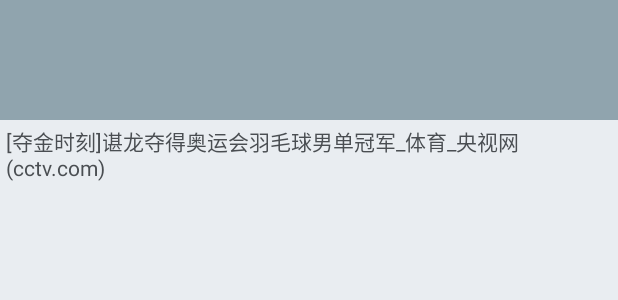
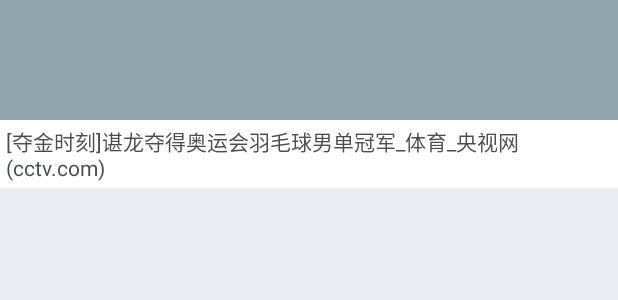
Before and after one commit to mingyong/Sicilly, an Android app: the layout item_photo.xml on its own in the app's theme, with its tools: preview values and no code run, on a phone screen of 412 x 824 dp. Shown: the top 300 px of the screen. Run offline under Robolectric (Android 15) with nearby library versions, the phone set to English and light mode, and no system bars.

Commit message:
PhotoFragment样式调整

```diff
--- a/app/src/main/java/xyz/shaohui/sicilly/views/activities/UserActivity.java
+++ b/app/src/main/java/xyz/shaohui/sicilly/views/activities/UserActivity.java
@@ -147,7 +147,7 @@ public class UserActivity extends BaseActivity {
                 .load(user.getProfile_image_url_large())
                 .into(avatar);
         Glide.with(this)
-                .load(user.getProfile_image_url())
+                .load(user.getProfile_background_image_url())
                 .into(userBackground);
 
     }
--- a/app/src/main/java/xyz/shaohui/sicilly/views/adapters/UserPhotoAdapter.java
+++ b/app/src/main/java/xyz/shaohui/sicilly/views/adapters/UserPhotoAdapter.java
@@ -17,6 +17,7 @@ import butterknife.ButterKnife;
 import uk.co.senab.photoview.PhotoView;
 import xyz.shaohui.sicilly.R;
 import xyz.shaohui.sicilly.data.models.Status;
+import xyz.shaohui.sicilly.utils.HtmlUtils;
 
 /**
  * Created by shaohui on 16/8/21.
@@ -40,7 +41,7 @@ public class UserPhotoAdapter extends RecyclerView.Adapter<UserPhotoAdapter.Phot
         Status status = statusList.get(position);
         Context context = holder.parent.getContext();
 
-        holder.text.setText(status.getText());
+        holder.text.setText(HtmlUtils.cleanAllTag(status.getText()));
         Glide.with(context)
                 .load(status.getPhoto().getImageurl())
                 .into(holder.image);
--- a/app/src/main/java/xyz/shaohui/sicilly/views/fragments/PhotoListFragment.java
+++ b/app/src/main/java/xyz/shaohui/sicilly/views/fragments/PhotoListFragment.java
@@ -5,6 +5,7 @@ import android.net.Uri;
 import android.os.Bundle;
 import android.support.annotation.Nullable;
 import android.support.v4.app.Fragment;
+import android.support.v7.widget.StaggeredGridLayoutManager;
 import android.view.LayoutInflater;
 import android.view.View;
 import android.view.ViewGroup;
@@ -17,6 +18,7 @@ import butterknife.ButterKnife;
 import me.shaohui.scrollablelayout.ScrollableHelper;
 import me.shaohui.vistarecyclerview.OnMoreListener;
 import me.shaohui.vistarecyclerview.VistaRecyclerView;
+import me.shaohui.vistarecyclerview.decoration.SpacingDecoration;
 import rx.android.schedulers.AndroidSchedulers;
 import rx.functions.Action1;
 import rx.schedulers.Schedulers;
@@ -66,7 +68,11 @@ public class PhotoListFragment extends Fragment implements ScrollableHelper.Scro
 
     private void initRecycler() {
         UserPhotoAdapter adapter = new UserPhotoAdapter(statusList);
+        StaggeredGridLayoutManager layoutManager =
+                new StaggeredGridLayoutManager(2, StaggeredGridLayoutManager.VERTICAL );
         recyclerView.setAdapter(adapter);
+        recyclerView.setLayoutManager(layoutManager);
+        recyclerView.addItemDecoration(new SpacingDecoration(20, 24));
         recyclerView.setOnMoreListener(new OnMoreListener() {
             @Override
             public void noMoreAsked(int total, int left, int current) {
--- a/app/src/main/res/layout/item_photo.xml
+++ b/app/src/main/res/layout/item_photo.xml
@@ -4,12 +4,13 @@
     xmlns:tools="http://schemas.android.com/tools"
     android:orientation="vertical"
     android:layout_width="match_parent"
-    android:layout_height="wrap_content">
+    android:layout_height="wrap_content"
+    android:background="@color/white">
     <ImageView
         android:id="@+id/photo_image"
         android:layout_width="match_parent"
         android:layout_height="wrap_content"
-        android:scaleType="centerCrop"
+        android:scaleType="fitXY"
         android:minHeight="80dp"
         android:adjustViewBounds="true"
         android:background="@color/place_bg"/>
--- a/app/src/main/res/layout/item_status_index.xml
+++ b/app/src/main/res/layout/item_status_index.xml
@@ -12,6 +12,7 @@
     android:foreground="?attr/selectableItemBackground"
     android:background="@color/white">
     <RelativeLayout
+        android:id="@+id/status_header"
         android:layout_width="match_parent"
         android:layout_height="wrap_content"
         android:gravity="center_vertical">
```
Also changed, not shown: app/src/main/java/xyz/shaohui/sicilly/views/activities/IndexActivity.java (+0 -13 lines), app/src/main/java/xyz/shaohui/sicilly/views/adapters/IndexStatusAdapter.java (+11 -1 lines).
